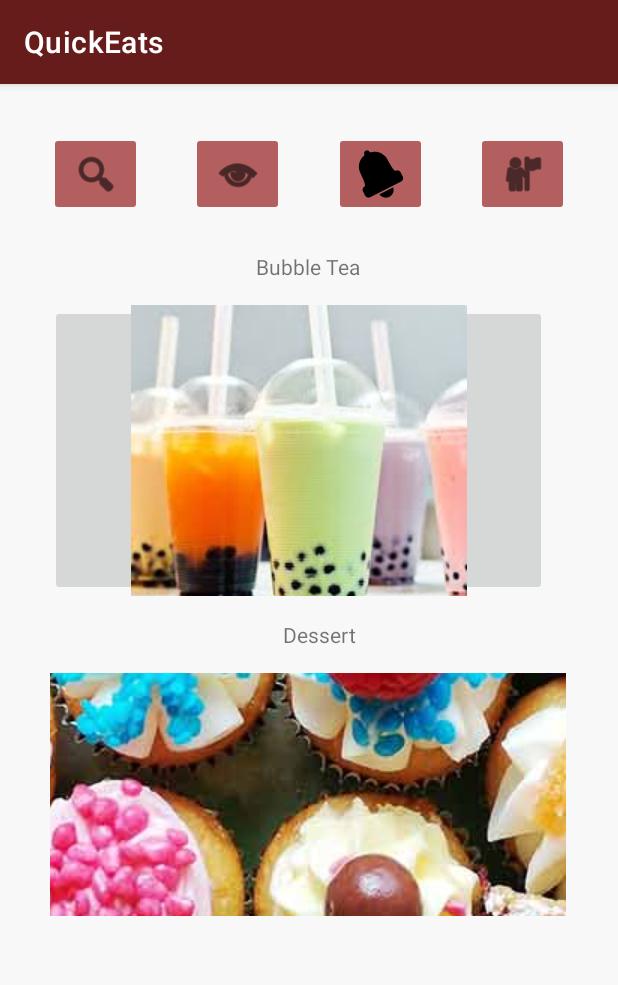
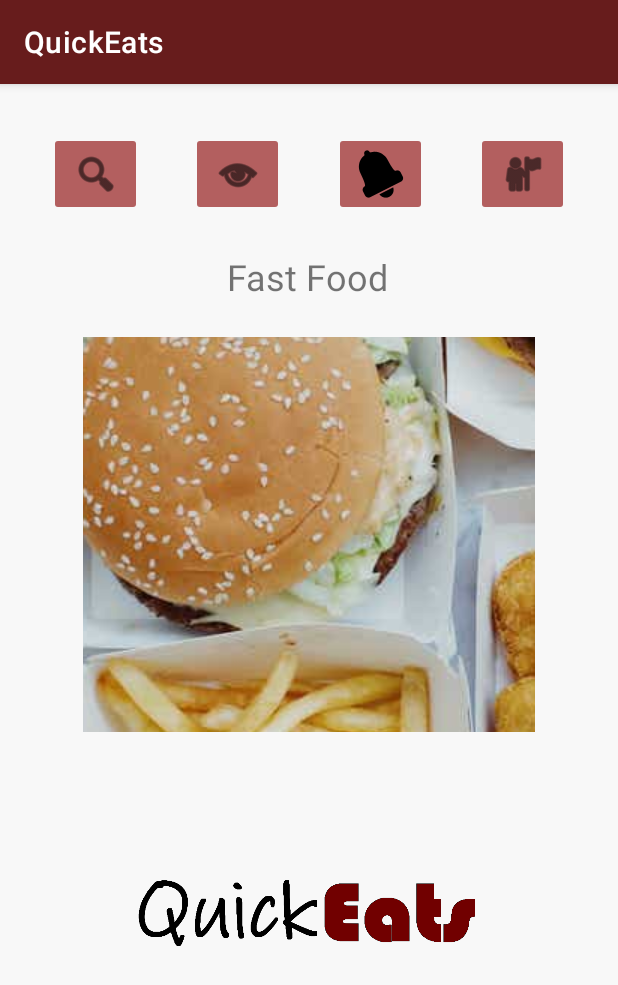
Before and after one commit to Muradk24/Quick_Eats_Team_Project, an Android app: the FoodSearchActivity screen opened directly, with no data from a screen before it, on a phone screen of 412 x 824 dp. Shown: the top 985 px of the screen. Run offline under Robolectric (Android 15) with nearby library versions, the phone set to English and light mode, and no system bars; 1 statement that could not run was skipped.

Commit message:
complete the UI

```diff
--- a/app/src/main/java/com/example/quick_eats_team_project/FoodSearchActivity.kt
+++ b/app/src/main/java/com/example/quick_eats_team_project/FoodSearchActivity.kt
@@ -9,10 +9,14 @@ class FoodSearchActivity : AppCompatActivity() {
     override fun onCreate(savedInstanceState: Bundle?) {
         super.onCreate(savedInstanceState)
         setContentView(R.layout.activity_food_search)
+        var fastFood= findViewById<ImageButton>(R.id.imageButton2)
 
         val imageButton=findViewById<ImageButton>(R.id.imageButton)
         imageButton.setOnClickListener {
             Toast.makeText(this,"Apply for all",Toast.LENGTH_SHORT).show()
         }
     }
+    val imageButton2 = findViewById<ImageButton>(R.id.imageButton2)
+
+
 }
--- a/app/src/main/res/layout/activity_food_search.xml
+++ b/app/src/main/res/layout/activity_food_search.xml
@@ -73,53 +73,41 @@
             app:srcCompat="@android:drawable/ic_menu_myplaces"
             app:tint="#050505" />
 
-    <ImageButton
-        android:id="@+id/imageButton8"
-        android:layout_width="344dp"
-        android:layout_height="162dp"
-        android:layout_marginStart="8dp"
-        android:layout_marginTop="16dp"
-        android:layout_marginEnd="8dp"
-        app:layout_constraintEnd_toEndOf="parent"
-        app:layout_constraintHorizontal_bias="0.49"
-        app:layout_constraintStart_toStartOf="parent"
-        app:layout_constraintTop_toBottomOf="@+id/textView5"
-        app:srcCompat="@drawable/desserts_update" />
-
-    <ImageButton
-        android:id="@+id/imageButton9"
-        android:layout_width="331dp"
-        android:layout_height="194dp"
-        android:layout_marginStart="8dp"
-        android:layout_marginTop="16dp"
-        android:layout_marginEnd="8dp"
-        app:layout_constraintEnd_toEndOf="parent"
-        app:layout_constraintHorizontal_bias="0.39"
-        app:layout_constraintStart_toStartOf="parent"
-        app:layout_constraintTop_toBottomOf="@+id/textView4"
-        app:srcCompat="@drawable/images_2" />
-
     <TextView
-        android:id="@+id/textView4"
+        android:id="@+id/tvFastfood"
         android:layout_width="wrap_content"
         android:layout_height="wrap_content"
         android:layout_marginTop="24dp"
-        android:text="Bubble Tea"
+        android:text="Fast Food"
+        android:textSize="24sp"
         app:layout_constraintEnd_toEndOf="parent"
         app:layout_constraintHorizontal_bias="0.498"
         app:layout_constraintStart_toStartOf="parent"
         app:layout_constraintTop_toBottomOf="@+id/imageButton" />
 
-    <TextView
-        android:id="@+id/textView5"
-        android:layout_width="wrap_content"
-        android:layout_height="wrap_content"
-        android:layout_marginTop="16dp"
-        android:text="Dessert"
+    <ImageButton
+        android:id="@+id/imageButton2"
+        android:layout_width="301dp"
+        android:layout_height="263dp"
+        android:layout_marginStart="16dp"
+        android:layout_marginTop="24dp"
+        android:layout_marginEnd="16dp"
         app:layout_constraintEnd_toEndOf="parent"
-        app:layout_constraintHorizontal_bias="0.519"
         app:layout_constraintStart_toStartOf="parent"
-        app:layout_constraintTop_toBottomOf="@+id/imageButton9" />
+        app:layout_constraintTop_toBottomOf="@+id/tvFastfood"
+        app:srcCompat="@drawable/namesnack_fast_food_restaurant_business_names_4240x2832_20200915" />
+
+    <ImageView
+        android:id="@+id/imageView5"
+        android:layout_width="337dp"
+        android:layout_height="253dp"
+        android:layout_marginStart="16dp"
+        android:layout_marginTop="8dp"
+        android:layout_marginEnd="16dp"
+        app:layout_constraintEnd_toEndOf="parent"
+        app:layout_constraintStart_toStartOf="parent"
+        app:layout_constraintTop_toBottomOf="@+id/imageButton2"
+        app:srcCompat="@drawable/logo2" />
 
 </androidx.constraintlayout.widget.ConstraintLayout>
 
```
Also changed, not shown: app/src/main/AndroidManifest.xml (+9 -3 lines), app/src/main/java/com/example/quick_eats_team_project/CartScreenActivity.kt (added, +11 -0 lines), app/src/main/java/com/example/quick_eats_team_project/DetailActivity.kt (added, +11 -0 lines), app/src/main/res/layout/activity_cart_screen.xml (added, +144 -0 lines), app/src/main/res/layout/activity_detail.xml (added, +106 -0 lines), app/src/main/res/drawable/desserts_update.jpg (deleted), app/src/main/res/drawable/whopper.jpeg (added).
